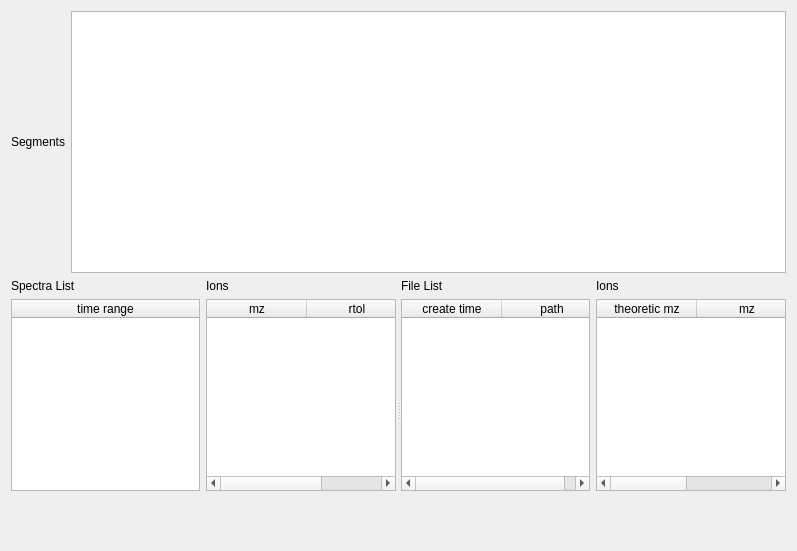
This is Orbitool/UI/CalibrationDetail.ui in l460289052/Orbitool as Qt 5 draws it before an edit. The edited form follows.
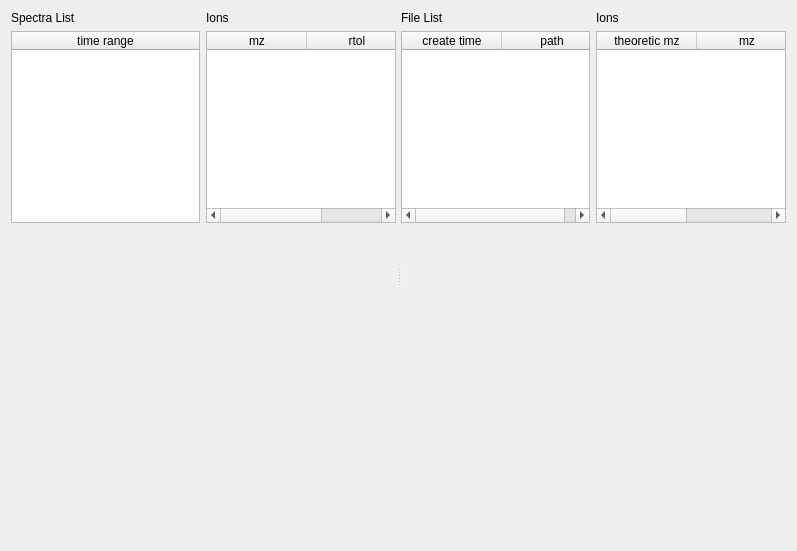
This is the edited form.

Commit message: calibration: vline & recalibrate when file changed & remove calibration docker

Patch:
```diff
--- a/Orbitool/UI/CalibrationDetail.ui
+++ b/Orbitool/UI/CalibrationDetail.ui
@@ -14,60 +14,6 @@
    <string>Calibration Detail</string>
   </property>
   <layout class="QVBoxLayout" name="verticalLayout">
-   <item>
-    <layout class="QHBoxLayout" name="horizontalLayout_2">
-     <item>
-      <widget class="QLabel" name="label">
-       <property name="text">
-        <string>Segments</string>
-       </property>
-      </widget>
-     </item>
-     <item>
-      <widget class="QListWidget" name="segmentsListWidget">
-       <property name="sizePolicy">
-        <sizepolicy hsizetype="Expanding" vsizetype="Ignored">
-         <horstretch>0</horstretch>
-         <verstretch>0</verstretch>
-        </sizepolicy>
-       </property>
-       <property name="minimumSize">
-        <size>
-         <width>0</width>
-         <height>30</height>
-        </size>
-       </property>
-       <property name="layoutDirection">
-        <enum>Qt::LeftToRight</enum>
-       </property>
-       <property name="verticalScrollBarPolicy">
-        <enum>Qt::ScrollBarAlwaysOff</enum>
-       </property>
-       <property name="horizontalScrollBarPolicy">
-        <enum>Qt::ScrollBarAsNeeded</enum>
-       </property>
-       <property name="editTriggers">
-        <set>QAbstractItemView::NoEditTriggers</set>
-       </property>
-       <property name="selectionMode">
-        <enum>QAbstractItemView::ContiguousSelection</enum>
-       </property>
-       <property name="horizontalScrollMode">
-        <enum>QAbstractItemView::ScrollPerPixel</enum>
-       </property>
-       <property name="flow">
-        <enum>QListView::LeftToRight</enum>
-       </property>
-       <property name="resizeMode">
-        <enum>QListView::Fixed</enum>
-       </property>
-       <property name="layoutMode">
-        <enum>QListView::SinglePass</enum>
-       </property>
-      </widget>
-     </item>
-    </layout>
-   </item>
    <item>
     <widget class="QSplitter" name="calibrationSplitter">
      <property name="orientation">
```
The commit also changes 12 other files.
